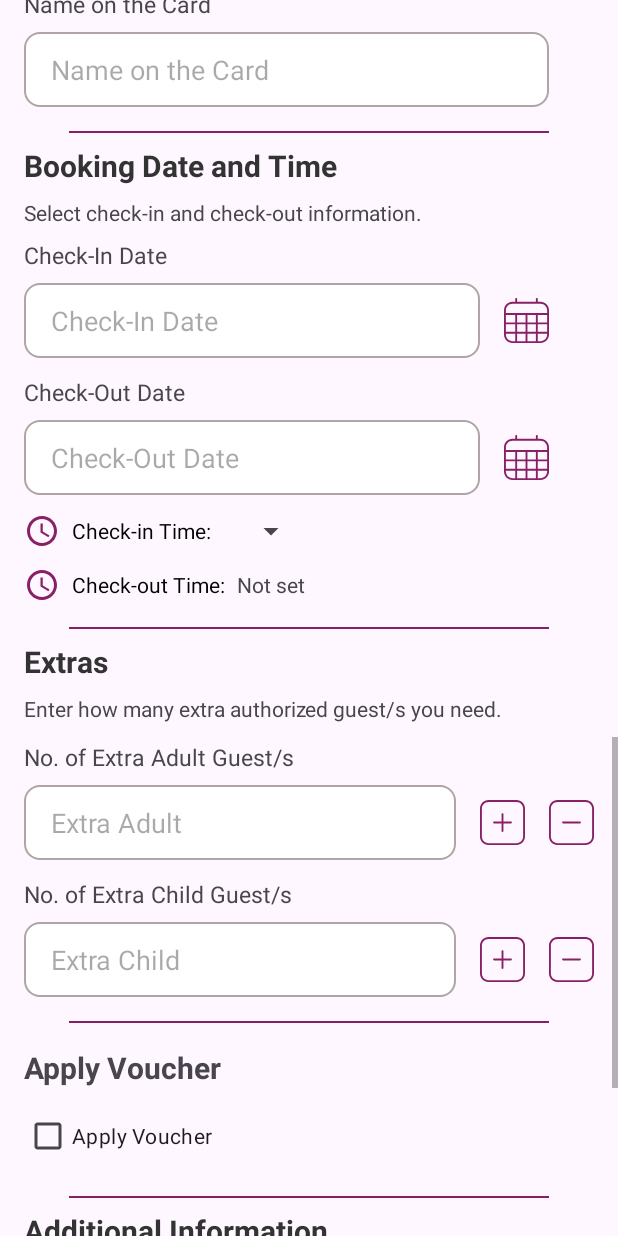
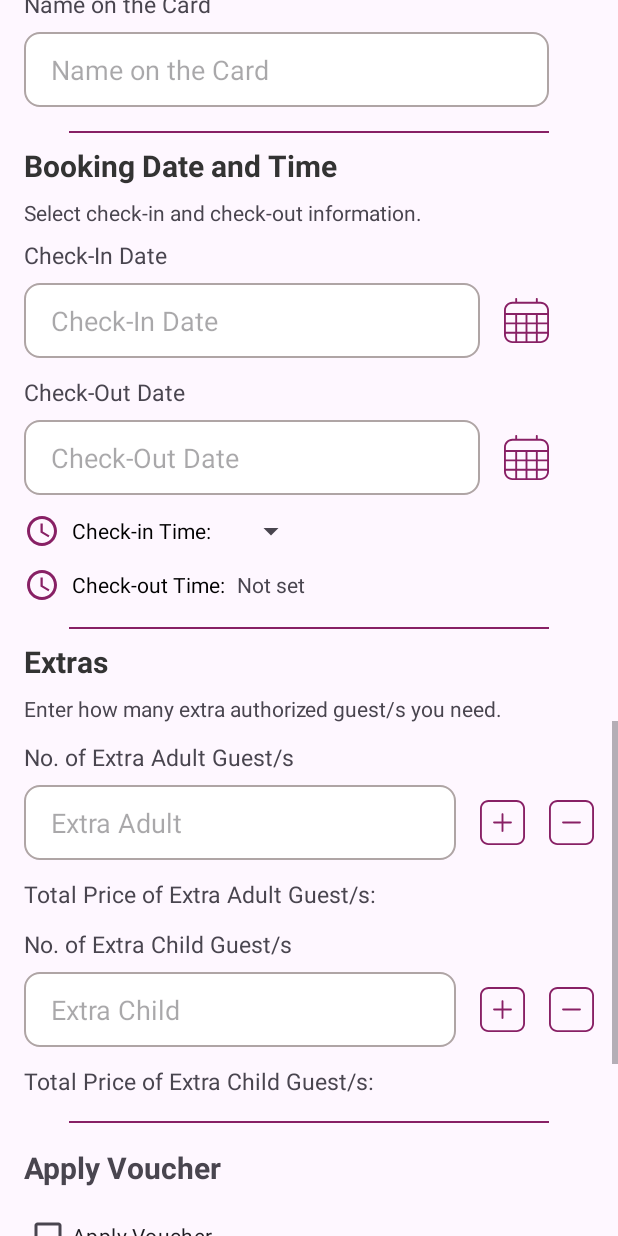
Before and after one commit to angelb9967/Nurad-Mobile, an Android app: the layout fragment__booking.xml on its own in the app's theme, with its tools: preview values and no code run, scrolled down 1730 dp, on a phone screen of 412 x 824 dp. Run offline under Robolectric (Android 15) with nearby library versions, the light colour scheme and no system bars; Roboto replaces fonts that are not available here.

Commit message:
getting price depending how long the booking is

```diff
--- a/app/src/main/res/layout/fragment__booking.xml
+++ b/app/src/main/res/layout/fragment__booking.xml
@@ -849,6 +849,15 @@
                 android:layout_gravity="center_vertical" />
         </LinearLayout>
 
+        <TextView
+            android:id="@+id/adultGuestPrice"
+            android:layout_width="369dp"
+            android:layout_height="wrap_content"
+            android:layout_marginTop="12dp"
+            android:text="Total Price of Extra Adult Guest/s:"
+            android:textSize="15sp" />
+
+
         <!-- Extra Child Guests Label -->
         <TextView
             android:id="@+id/textView107"
@@ -897,6 +906,13 @@
                 android:layout_gravity="center_vertical" />
         </LinearLayout>
 
+        <TextView
+            android:id="@+id/childGuestPrice"
+            android:layout_width="369dp"
+            android:layout_height="wrap_content"
+            android:layout_marginTop="12dp"
+            android:text="Total Price of Extra Child Guest/s:"
+            android:textSize="15sp" />
 
         <View
             android:layout_width="match_parent"
```
Also changed, not shown: app/src/main/java/com/example/nurad/Fragments/Fragment_Booking.java (+37 -6 lines).
